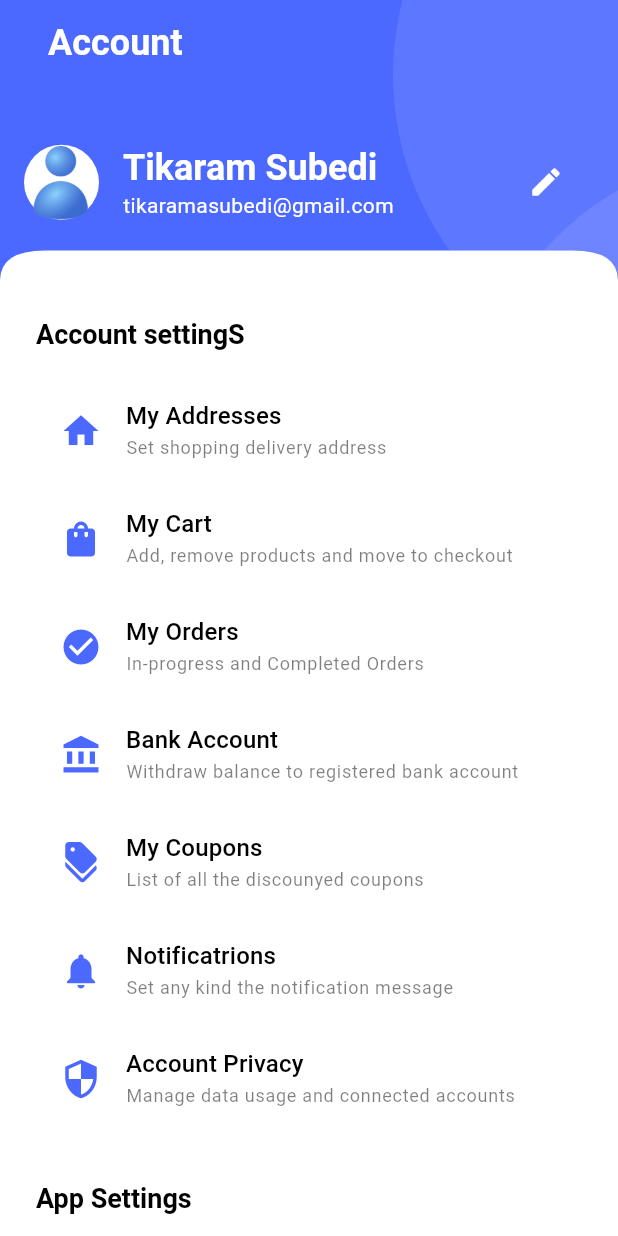
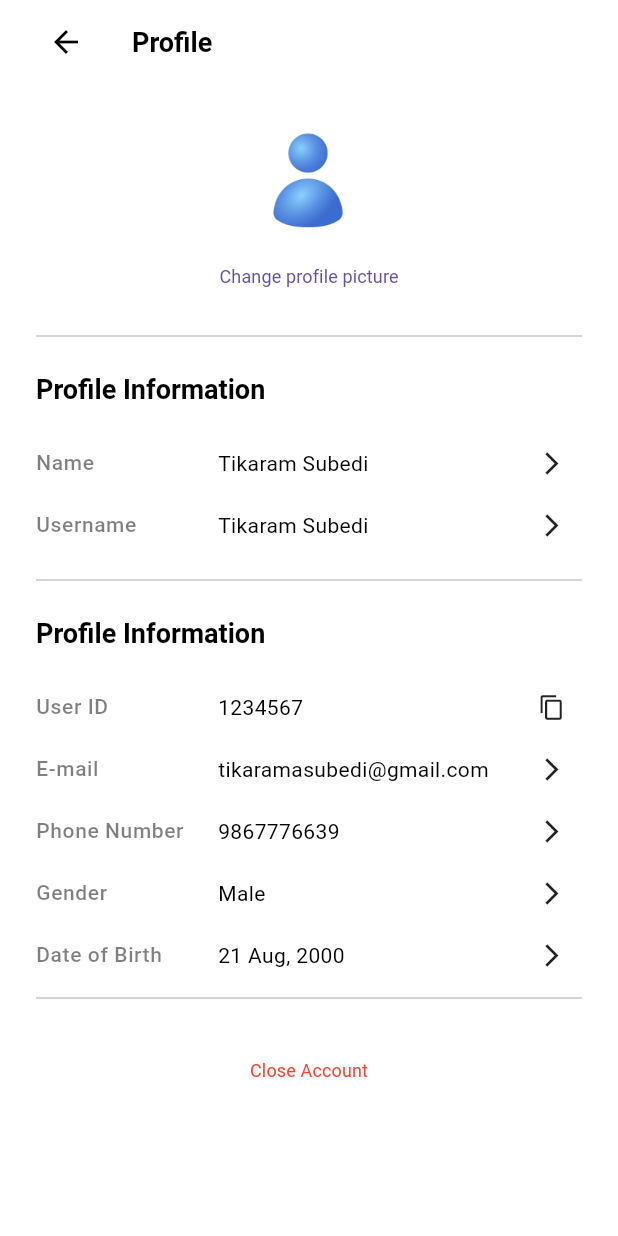
Before and after one commit to S-Tikarama/final-project, a Flutter app: the SettingsScreen screen opened directly, after a tap on the "edit" icon, on a phone screen of 412 x 824 dp. Run offline on Flutter 3.47's test engine with Material 3 defaults, Android fonts, the light colour scheme and no system bars; our stand-ins replace carousel_slider, get, get_storage, logger, smooth_page_indicator; accounts and stored records are empty; Roboto replaces fonts that are missing (Poppins).

Commit message:
Design Profile Screen Ui

```diff
--- a/e_commerce_app/lib/common/widgets/list_tile/user_profile_tile.dart
+++ b/e_commerce_app/lib/common/widgets/list_tile/user_profile_tile.dart
@@ -6,12 +6,14 @@ import 'package:flutter/material.dart';
 
 class UserProfileTile extends StatelessWidget {
   const UserProfileTile({
-    super.key,
+    super.key, this.onPressed,
   });
+  final VoidCallback? onPressed;
 
   @override
   Widget build(BuildContext context) {
     return ListTile(
+
       leading: CircularImage(
         image: TImage.user,
         width: 50,
@@ -30,8 +32,10 @@ class UserProfileTile extends StatelessWidget {
           context,
         ).textTheme.bodyMedium!.apply(color: TColors.white),
       ),
-      trailing: IconButton(onPressed: (){}, icon: const Icon(Icons.edit, color: TColors.white,)),
+      trailing: IconButton(onPressed: onPressed, icon: const Icon(Icons.edit, color: TColors.white,)),
+
 
     );
+
   }
 }
--- /dev/null
+++ b/e_commerce_app/lib/features/personalization/screens/widgets/profile.dart
@@ -0,0 +1,82 @@
+import 'package:e_commerce_app/common/widgets/appbar/appbar.dart';
+import 'package:e_commerce_app/common/widgets/images/circular_image.dart';
+import 'package:e_commerce_app/common/widgets/texts/section_heading.dart';
+import 'package:e_commerce_app/features/personalization/screens/widgets/profile_menu.dart';
+import 'package:e_commerce_app/utils/constants/image_strings.dart';
+import 'package:e_commerce_app/utils/constants/sizes.dart';
+import 'package:flutter/material.dart';
+
+class ProfileScreen extends StatelessWidget {
+  const ProfileScreen({super.key});
+
+  @override
+  Widget build(BuildContext context) {
+    return Scaffold(
+      appBar: const TAppBar(showBackarrow: true, title: Text('Profile')),
+
+      //Body
+      body: SingleChildScrollView(
+        padding: const EdgeInsets.all(TSizes.defaultSpace),
+        child: Column(
+          children: [
+            //Profile Picture
+            SizedBox(
+              width: double.infinity,
+              child: Column(
+                children: [
+                  const CircularImage(
+                    image: TImage.user,
+                    width: 80,
+                    height: 80,
+                  ),
+                  TextButton(
+                    onPressed: () {},
+                    child: const Text('Change profile picture'),
+                  ),
+                ],
+              ),
+            ),
+            //Details
+            const SizedBox(height: TSizes.spaceBtnItems / 2),
+            const Divider(),
+            const SizedBox(height: TSizes.spaceBtnItems),
+
+            //Heading Profile Info
+            SectionHeading(
+              title: 'Profile Information',
+              showActionButton: false,
+            ),
+            const SizedBox(height: TSizes.spaceBtnItems),
+            ProfileMenu(title: 'Name', value: 'Tikaram Subedi', onPressed: () {},),
+            ProfileMenu(title: 'Username', value: 'Tikaram Subedi', onPressed: () {},),
+
+
+
+            const SizedBox(height: TSizes.spaceBtnItems / 2),
+            const Divider(),
+            const SizedBox(height: TSizes.spaceBtnItems),
+
+            //Heading Personal Info
+            SectionHeading(
+              title: 'Profile Information',
+              showActionButton: false,
+            ),
+            const SizedBox(height: TSizes.spaceBtnItems),
+            ProfileMenu(title: 'User ID', value: '1234567',icon: Icons.copy, onPressed: (){},),
+            ProfileMenu(title: 'E-mail', value: 'tikaramasubedi@gmail.com', onPressed: (){},),
+            ProfileMenu(title: 'Phone Number', value: '9867776639', onPressed: (){},),
+            ProfileMenu(title: 'Gender', value: 'Male', onPressed: (){},),
+            ProfileMenu(title: 'Date of Birth', value: '21 Aug, 2000', onPressed: (){}),
+            const Divider(),
+            const SizedBox(
+               height: TSizes.spaceBtnItems,
+            ),
+            Center(
+              child: TextButton(onPressed: (){}, child: const Text('Close Account', style: TextStyle(color:Colors.red),)),
+            )
+          ],
+        ),
+      ),
+    );
+  }
+}
--- /dev/null
+++ b/e_commerce_app/lib/features/personalization/screens/widgets/profile_menu.dart
@@ -0,0 +1,49 @@
+import 'package:e_commerce_app/utils/constants/sizes.dart';
+import 'package:flutter/material.dart';
+
+class ProfileMenu extends StatelessWidget {
+  const ProfileMenu({
+    super.key,
+    required this.title,
+    required this.value,
+    this.icon = Icons.arrow_forward_ios_outlined,
+    required this.onPressed,
+  });
+
+  final String title;
+  final String value;
+  final IconData icon;
+  final VoidCallback onPressed;
+
+  @override
+  Widget build(BuildContext context) {
+    return GestureDetector(
+      onTap: onPressed,
+
+      child: Padding(
+        padding: const EdgeInsets.symmetric(vertical: TSizes.spaceBtnItems/1.5),
+        child: Row(
+          children: [
+            Expanded(
+              flex: 3,
+              child: Text(
+                title,
+                style: Theme.of(context).textTheme.bodySmall,
+                overflow: TextOverflow.ellipsis,
+              ),
+            ),
+            Expanded(
+              flex: 5,
+              child: Text(
+                value,
+                style: Theme.of(context).textTheme.bodyMedium,
+                overflow: TextOverflow.ellipsis,
+              ),
+            ),
+            Expanded(child: Icon(icon, size: 18)),
+          ],
+        ),
+      ),
+    );
+  }
+}
--- a/e_commerce_app/lib/features/personalization/settings/settings.dart
+++ b/e_commerce_app/lib/features/personalization/settings/settings.dart
@@ -3,9 +3,12 @@ import 'package:e_commerce_app/common/widgets/custom_shapes/containers/primary_h
 import 'package:e_commerce_app/common/widgets/list_tile/settings_menu_tile.dart';
 import 'package:e_commerce_app/common/widgets/list_tile/user_profile_tile.dart';
 import 'package:e_commerce_app/common/widgets/texts/section_heading.dart';
+import 'package:e_commerce_app/features/personalization/screens/widgets/profile.dart';
 import 'package:e_commerce_app/utils/constants/colors.dart';
 import 'package:e_commerce_app/utils/constants/sizes.dart';
 import 'package:flutter/material.dart';
+import 'package:get/get.dart';
+import 'package:get/get_core/src/get_main.dart';
 
 class SettingsScreen extends StatelessWidget {
   const SettingsScreen({super.key});
@@ -31,7 +34,7 @@ class SettingsScreen extends StatelessWidget {
                   const SizedBox(height: TSizes.spaceBtnSection),
 
                   // User Profile card
-                  UserProfileTile(),
+                  UserProfileTile(onPressed:()=>Get.to(()=>const ProfileScreen())),
                   const SizedBox(height: TSizes.spaceBtnSection),
                 ],
               ),
```
